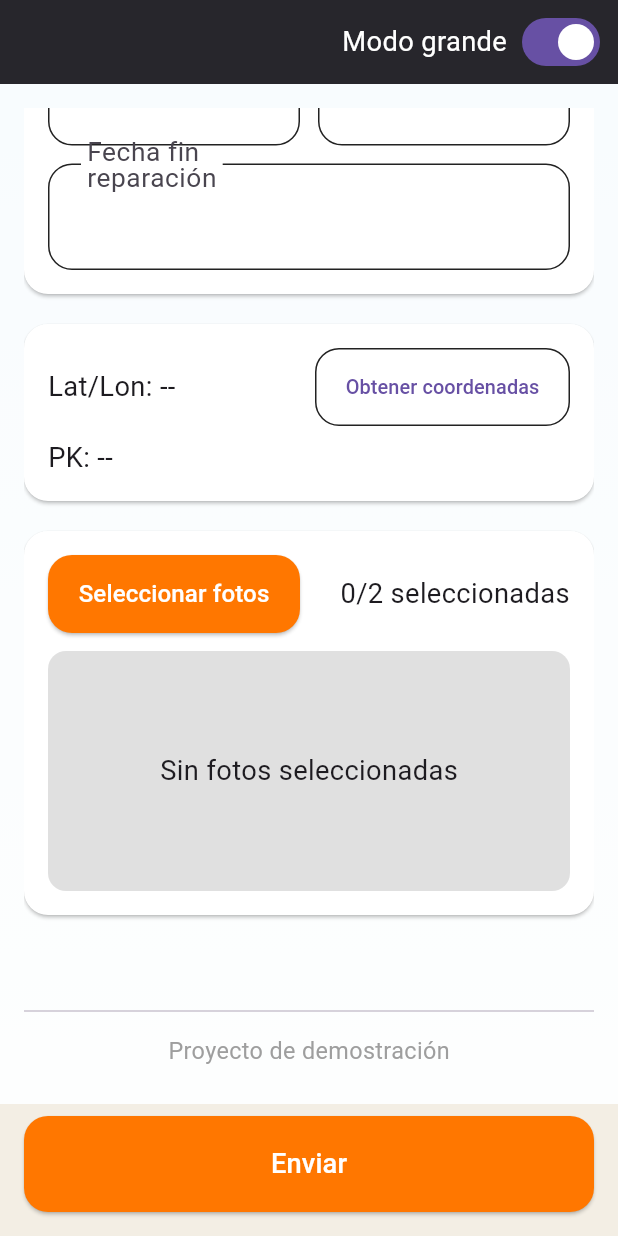
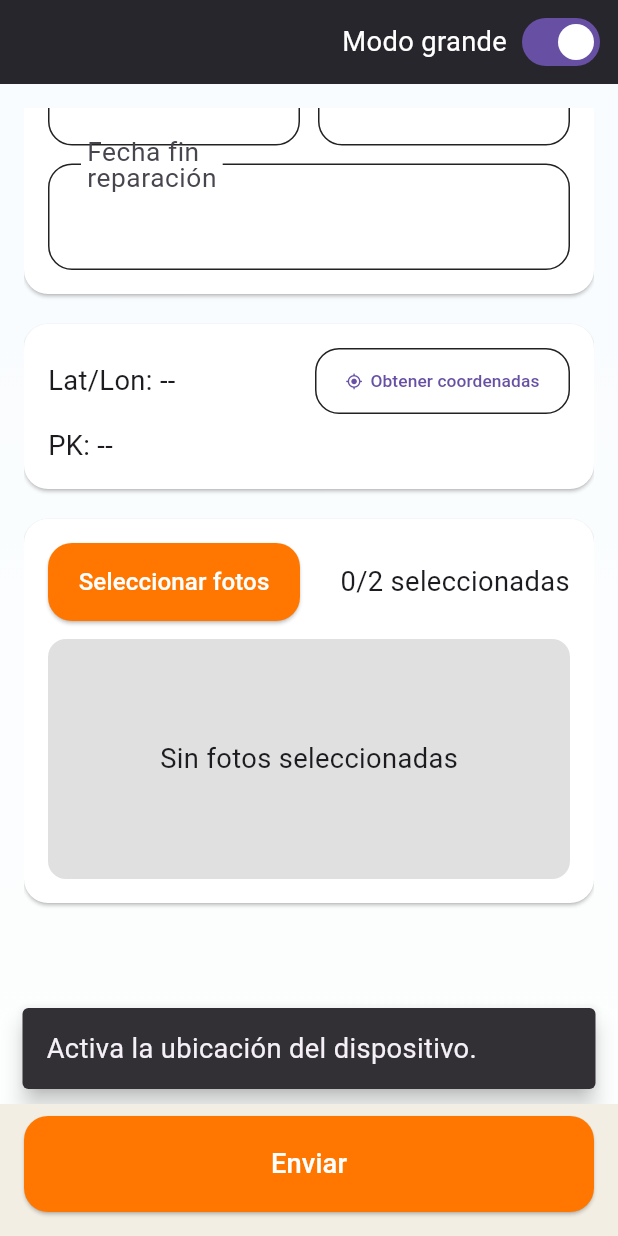
Before and after one commit to ATorbado/aguacatePP-demo, a Flutter app: the screen it shows after launch, scrolled down 1152 dp, after a tap on "Obtener coordenadas", on a phone screen of 412 x 824 dp. Run offline on Flutter 3.47's test engine with Material 3 defaults, Android fonts, the phone set to English and light mode, and no system bars; our stand-ins replace connectivity_plus, file_picker, flutter_local_notifications, flutter_secure_storage, flutter_timezone, geolocator and 7 more; missing offline and left inert: cryptography, mailer, workmanager; accounts and stored records are empty.

Commit message:
Improve Agenda time and location feedback

```diff
--- a/apps/agenda_estado/lib/main.dart
+++ b/apps/agenda_estado/lib/main.dart
@@ -757,6 +757,7 @@ class _FormPageState extends State<FormPage> {
   String? _lat, _lon, _pk;
   List<File> _photos = [];
   bool _sending = false;
+  bool _gettingCoordinates = false;
   late final Future<OfflineQueue> _queue;
   StreamSubscription<List<ConnectivityResult>>? _connectivitySubscription;
   Timer? _queueRetryTimer;
@@ -880,7 +881,10 @@ class _FormPageState extends State<FormPage> {
       initialTime: TimeOfDay.now(),
       builder: (ctx, child) {
         final isSenior = seniorMode.value;
-        return Theme(data: _buildTheme(isSenior), child: child!);
+        return MediaQuery(
+          data: MediaQuery.of(ctx).copyWith(alwaysUse24HourFormat: true),
+          child: Theme(data: _buildTheme(isSenior), child: child!),
+        );
       },
     );
     if (t != null) c.text = _isoTime(t);
@@ -976,23 +980,56 @@ class _FormPageState extends State<FormPage> {
   }
 
   /* --------- Coordenadas + PK --------- */
+  void _showCoordinateMessage(String message) {
+    if (!mounted) return;
+    ScaffoldMessenger.of(context)
+      ..hideCurrentSnackBar()
+      ..showSnackBar(SnackBar(content: Text(message)));
+  }
+
   Future<void> _coordsPk() async {
-    if (!await Geolocator.isLocationServiceEnabled()) return;
-    if (await Geolocator.requestPermission() == LocationPermission.denied) {
-      return;
-    }
-
-    final pos = await Geolocator.getCurrentPosition();
-    final lat = pos.latitude.toStringAsFixed(6);
-    final lon = pos.longitude.toStringAsFixed(6);
-    String? pk;
-
+    if (_gettingCoordinates) return;
+    setState(() {
+      _gettingCoordinates = true;
+      _pk = null;
+    });
     try {
+      if (!await Geolocator.isLocationServiceEnabled()) {
+        _showCoordinateMessage('Activa la ubicación del dispositivo.');
+        return;
+      }
+
+      var permission = await Geolocator.checkPermission();
+      if (permission == LocationPermission.denied) {
+        permission = await Geolocator.requestPermission();
+      }
+      if (permission == LocationPermission.denied) {
+        _showCoordinateMessage('Agenda necesita permiso de ubicación.');
+        return;
+      }
+      if (permission == LocationPermission.deniedForever) {
+        _showCoordinateMessage(
+          'Activa el permiso de ubicación desde Ajustes de Android.',
+        );
+        return;
+      }
+
+      final pos = await Geolocator.getCurrentPosition(
+        locationSettings: const LocationSettings(
+          accuracy: LocationAccuracy.high,
+          timeLimit: Duration(seconds: 12),
+        ),
+      );
+      final lat = pos.latitude.toStringAsFixed(6);
+      final lon = pos.longitude.toStringAsFixed(6);
+
       final uri = Uri.parse(
         'https://www.cartociudad.es/geocoder/api/geocoder/reverseGeocode'
         '?lon=$lon&lat=$lat&type=pk',
       );
       final r = await http.get(uri).timeout(const Duration(seconds: 6));
+
+      String? pk;
 
       if (r.statusCode == 200) {
         final body = jsonDecode(r.body);
@@ -1004,28 +1041,47 @@ class _FormPageState extends State<FormPage> {
                 ? v.first
                 : null;
 
+        final root = firstmap(body);
         final data =
-            firstmap(body) ??
-            firstmap(body['output']) ??
-            firstmap(body['address']);
-
-        pk = data?['pk']?.toString() ?? data?['portalNumber']?.toString();
+            firstmap(root?['output']) ?? firstmap(root?['address']) ?? root;
+
+        // Un número de portal no es un punto kilométrico. La demostración
+        // solo muestra el valor si el servicio lo identifica expresamente
+        // como PK.
+        pk = data?['pk']?.toString();
       } else {
         debugPrint('[PK] CartoCiudad ${r.statusCode}');
       }
+
+      if (!mounted) return;
+      setState(() {
+        _lat = lat;
+        _lon = lon;
+        _pk = pk;
+      });
+      if (pk == null || pk.trim().isEmpty) {
+        _showCoordinateMessage(
+          'Coordenadas obtenidas, pero no hay un PK cercano.',
+        );
+      }
     } on TimeoutException {
       debugPrint('[PK] Timeout');
+      _showCoordinateMessage(
+        'La ubicación o el servicio de PK tardó demasiado.',
+      );
     } on SocketException catch (e) {
       debugPrint('[PK] SocketException: $e');
+      _showCoordinateMessage('No se pudo conectar con el servicio de PK.');
+    } on PermissionDeniedException {
+      _showCoordinateMessage('Agenda no tiene permiso de ubicación.');
+    } on LocationServiceDisabledException {
+      _showCoordinateMessage('Activa la ubicación del dispositivo.');
     } catch (e) {
-      debugPrint('[PK] JSON error: $e');
+      debugPrint('[PK] Error: $e');
+      _showCoordinateMessage('No se pudo obtener el PK. Inténtalo de nuevo.');
+    } finally {
+      if (mounted) setState(() => _gettingCoordinates = false);
     }
-
-    setState(() {
-      _lat = lat;
-      _lon = lon;
-      _pk = pk;
-    });
   }
 
   /* --------- Foto --------- */
@@ -1672,10 +1728,36 @@ class _FormPageState extends State<FormPage> {
                                     const SizedBox(width: 8),
                                     Flexible(
                                       child: OutlinedButton(
-                                        onPressed: _coordsPk,
-                                        child: const FittedBox(
+                                        onPressed:
+                                            _gettingCoordinates
+                                                ? null
+                                                : _coordsPk,
+                                        style: OutlinedButton.styleFrom(
+                                          minimumSize: const Size(0, 48),
+                                        ),
+                                        child: FittedBox(
                                           fit: BoxFit.scaleDown,
-                                          child: Text('Obtener coordenadas'),
+                                          child: Row(
+                                            mainAxisSize: MainAxisSize.min,
+                                            children: [
+                                              if (_gettingCoordinates)
+                                                const SizedBox.square(
+                                                  dimension: 18,
+                                                  child:
+                                                      CircularProgressIndicator(
+                                                        strokeWidth: 2,
+                                                      ),
+                                                )
+                                              else
+                                                const Icon(Icons.my_location),
+                                              const SizedBox(width: 8),
+                                              Text(
+                                                _gettingCoordinates
+                                                    ? 'Obteniendo…'
+                                                    : 'Obtener coordenadas',
+                                              ),
+                                            ],
+                                          ),
                                         ),
                                       ),
                                     ),
```
Also changed, not shown: 1 other file.
